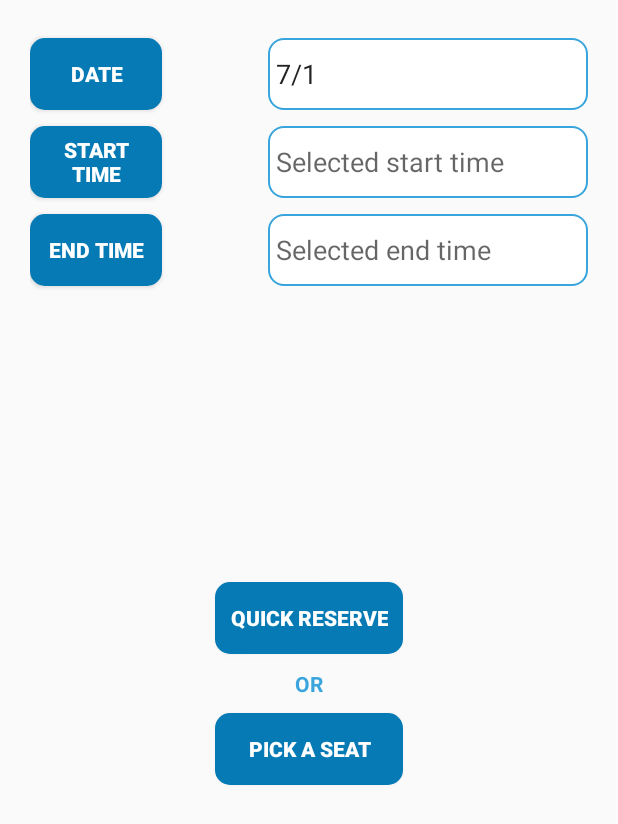
After one commit to EmVilleda/ATT-QuickReserve, an Android app: the DateTimeActivity screen opened directly, with no data from a screen before it, on a phone screen of 412 x 824 dp. The commit adds this screen. Shown: the top 824 px of the screen. Run offline under Robolectric (Android 15) with nearby library versions, the phone set to English and light mode, and no system bars.

Commit message:
date time screen added

```diff
--- /dev/null
+++ b/QuickReserve/app/src/main/java/quickreserve/app/DateTimeActivity.java
@@ -0,0 +1,217 @@
+package quickreserve.app;
+
+import android.app.Activity;
+import android.app.Dialog;
+import android.app.DialogFragment;
+import android.app.TimePickerDialog;
+import android.content.Intent;
+import android.os.Bundle;
+import android.text.format.DateFormat;
+import android.util.Log;
+import android.view.Menu;
+import android.view.MenuItem;
+import android.view.View;
+import android.widget.Button;
+import android.widget.CalendarView;
+import android.widget.EditText;
+import android.widget.RelativeLayout;
+import android.widget.TimePicker;
+import android.widget.Toast;
+
+import java.util.Calendar;
+import java.util.Date;
+
+public class DateTimeActivity extends Activity {
+
+    private Button mDateButton;
+    private Button mStartTimeButton;
+    private Button mEndTimeButton;
+    private Button mQuickReserveButton;
+    private Button mPickSeatButton;
+    private EditText mSelectedDate;
+    private static EditText mSelectedStartTime;
+    private static EditText mSelectedEndTime;
+    private RelativeLayout mChoiceLayout;
+    private CalendarView mCalendarView;
+    private String tempDate;
+    private Calendar calendar;
+    private static int timeButtonflag;
+    private static int hour_start;
+    private static int min_start;
+    private static int hour_end;
+    private static int min_end;
+    private int tempID;
+
+    @Override
+    protected void onCreate(Bundle savedInstanceState) {
+        super.onCreate(savedInstanceState);
+        setContentView(R.layout.activity_date_time);
+
+        tempID = getIntent().getIntExtra("tempID", -1);
+        mDateButton = (Button) findViewById(R.id.dateButton);
+        mStartTimeButton = (Button) findViewById(R.id.startTimeButton);
+        mEndTimeButton = (Button) findViewById(R.id.endTimeButton);
+        mQuickReserveButton = (Button) findViewById(R.id.quickReserveButton);
+        mPickSeatButton = (Button) findViewById(R.id.pickSeatButton);
+        mSelectedDate = (EditText) findViewById(R.id.selectedDate);
+        mSelectedStartTime = (EditText) findViewById(R.id.selectedStartTime);
+        mSelectedEndTime = (EditText) findViewById(R.id.selectedEndTime);
+        mChoiceLayout = (RelativeLayout) findViewById(R.id.choiceLayout);
+        mCalendarView = (CalendarView) findViewById(R.id.calendarView);
+        calendar = Calendar.getInstance();
+        calendar.setTimeInMillis(System.currentTimeMillis());
+        mSelectedDate.setText((calendar.get(Calendar.MONTH) + 1)+ "/" + calendar.get(Calendar.DAY_OF_MONTH));
+        timeButtonflag = -1;
+
+        mDateButton.setOnClickListener(new View.OnClickListener() {
+            @Override
+            public void onClick(View view) {
+                mCalendarView.setVisibility(View.VISIBLE);
+                mChoiceLayout.setVisibility(View.GONE);
+            }
+        });
+
+        mCalendarView.setOnDateChangeListener(new CalendarView.OnDateChangeListener() {
+            @Override
+            public void onSelectedDayChange(CalendarView calendarView, int year, int month, int dayOfMonth) {
+
+                tempDate = (month + 1)  + "/" + dayOfMonth;
+
+                Log.e("test", "onDateChanged");
+                Log.e("test","button: " + mSelectedDate.getText());
+                Log.e("test","temp: " + tempDate);
+
+                if( (!tempDate.trim().equals(mSelectedDate.getText().toString().trim())
+                                    && !mSelectedDate.getText().toString().equals("")))
+
+                {
+                    mCalendarView.setVisibility(View.GONE);
+                    mChoiceLayout.setVisibility(View.VISIBLE);
+                }
+                mSelectedDate.setText(tempDate);
+            }
+        });
+
+        mStartTimeButton.setOnClickListener(new View.OnClickListener() {
+            @Override
+            public void onClick(View view) {
+
+                timeButtonflag = 1;
+                DialogFragment newFragment = new TimePickerFragment();
+                newFragment.show(getFragmentManager(), "timePicker");
+
+            }
+        });
+
+        mEndTimeButton.setOnClickListener(new View.OnClickListener() {
+            @Override
+            public void onClick(View view) {
+                timeButtonflag = 2;
+                DialogFragment newFragment = new TimePickerFragment();
+                newFragment.show(getFragmentManager(), "timePicker");
+
+            }
+        });
+
+        mPickSeatButton.setOnClickListener(new View.OnClickListener() {
+            @Override
+            public void onClick(View view) {
+                Intent intent = new Intent(getApplicationContext(), MapActivity.class);
+                intent.putExtra("hour_start", hour_start);
+                intent.putExtra("min_start", min_start);
+                intent.putExtra("hour_end", hour_end);
+                intent.putExtra("min_end", min_end);
+                intent.putExtra("tempID", tempID);
+                startActivity(intent);
+
+            }
+        });
+    }
+
+    public static int getTimeButtonflag() {
+        return timeButtonflag;
+    }
+
+    @Override
+    public boolean onCreateOptionsMenu(Menu menu) {
+        // Inflate the menu; this adds items to the action bar if it is present.
+        getMenuInflater().inflate(R.menu.date_time, menu);
+        return true;
+    }
+
+    @Override
+    public boolean onOptionsItemSelected(MenuItem item) {
+        // Handle action bar item clicks here. The action bar will
+        // automatically handle clicks on the Home/Up button, so long
+        // as you specify a parent activity in AndroidManifest.xml.
+        int id = item.getItemId();
+        if (id == R.id.action_settings) {
+            return true;
+        }
+        return super.onOptionsItemSelected(item);
+    }
+
+    public static class TimePickerFragment extends DialogFragment
+            implements TimePickerDialog.OnTimeSetListener {
+
+        @Override
+        public Dialog onCreateDialog(Bundle savedInstanceState) {
+            // Use the current time as the default values for the picker
+            final Calendar c = Calendar.getInstance();
+            int hour = c.get(Calendar.HOUR_OF_DAY);
+            int minute = c.get(Calendar.MINUTE);
+
+
+
+            // Create a new instance of TimePickerDialog and return it
+            return new TimePickerDialog(getActivity(), this, hour, minute,
+                    DateFormat.is24HourFormat(getActivity()));
+        }
+
+        public void onTimeSet(TimePicker view, int hourOfDay, int minute) {
+            // Do something with the time chosen by the user
+            StringBuilder sb = new StringBuilder();
+            if(hourOfDay%12 < 10)
+            {
+                if(hourOfDay == 12)
+                {
+                    sb.append(hourOfDay).append(":");
+                }
+                else
+                    sb.append("0").append(hourOfDay%12).append(":");
+
+            }
+            else
+                sb.append(hourOfDay%12).append(":");
+
+            if(minute < 10)
+            {
+                sb.append("0").append(minute + " ");
+            }
+            else
+                sb.append(minute + " ");
+
+            if (hourOfDay%24 >= 12 )
+            {
+                sb.append("PM");
+
+            }
+            else
+                sb.append("AM");
+
+
+            if(getTimeButtonflag() == 1)
+            {
+                mSelectedStartTime.setText(sb.toString());
+                hour_start = hourOfDay;
+                min_start = minute;
+            }
+            else if(getTimeButtonflag() == 2)
+            {
+                mSelectedEndTime.setText(sb.toString());
+                hour_end = hourOfDay;
+                min_end = minute;
+            }
+        }
+    }
+}
--- a/QuickReserve/app/src/main/java/quickreserve/app/LoginActivity.java
+++ b/QuickReserve/app/src/main/java/quickreserve/app/LoginActivity.java
@@ -68,7 +68,7 @@ public class LoginActivity extends Activity implements Animation.AnimationListen
                 }
                 else
                 {
-                    Intent intent = new Intent(context, MapActivity.class);
+                    Intent intent = new Intent(context, DateTimeActivity.class);
                     intent.putExtra("ID", tempID);
                     startActivity(intent);
 
--- /dev/null
+++ b/QuickReserve/app/src/main/res/layout/activity_date_time.xml
@@ -0,0 +1,166 @@
+<FrameLayout
+    android:layout_width="match_parent"
+    android:layout_height="match_parent"
+    xmlns:android="http://schemas.android.com/apk/res/android"
+    >
+
+    <CalendarView
+        android:layout_width="match_parent"
+        android:layout_height="match_parent"
+        android:id="@+id/calendarView"
+        android:visibility="gone"
+        android:showWeekNumber="false"
+        android:selectedWeekBackgroundColor="@color/orange_highlight"
+        android:focusable="true"
+        android:clickable="true"
+        android:weekNumberColor="@color/blue"
+        android:weekSeparatorLineColor="@color/blue" />
+
+    <RelativeLayout
+        android:layout_width="fill_parent"
+        android:layout_height="fill_parent"
+        android:padding="20dp"
+        android:id="@+id/choiceLayout"
+        android:focusable="false"
+        android:focusableInTouchMode="false">
+
+        <EditText
+            android:layout_width="wrap_content"
+            android:layout_height="wrap_content"
+            android:ems="10"
+            android:id="@+id/selectedDate"
+            android:layout_alignParentRight="true"
+            android:layout_alignParentEnd="true"
+            android:layout_alignBottom="@+id/dateButton"
+            android:hint="@string/selectedDate"
+            android:background="@drawable/border"
+            android:layout_alignTop="@+id/dateButton"
+            android:padding="5dp"
+            android:clickable="false"
+            android:editable="false"/>
+
+        <EditText
+            android:layout_width="wrap_content"
+            android:layout_height="wrap_content"
+            android:ems="10"
+            android:id="@+id/selectedStartTime"
+            android:layout_alignParentRight="true"
+            android:layout_alignParentEnd="true"
+            android:layout_alignBottom="@+id/startTimeButton"
+            android:hint="@string/selectedStartTime"
+            android:layout_alignTop="@+id/startTimeButton"
+            android:background="@drawable/border"
+            android:padding="5dp"
+            android:clickable="false"
+            android:editable="false"/>
+
+        <Button
+            android:layout_width="wrap_content"
+            android:layout_height="wrap_content"
+            android:text="@string/date"
+            android:id="@+id/dateButton"
+            android:layout_alignParentTop="true"
+            android:layout_alignParentLeft="true"
+            android:layout_alignParentStart="true"
+            android:layout_alignRight="@+id/startTimeButton"
+            android:layout_alignEnd="@+id/startTimeButton"
+            style="@style/MyButton"
+            android:layout_marginTop="5dp"
+            android:layout_marginBottom="5dp"
+            android:textColor="@color/white"
+            android:textStyle="bold" />
+
+        <Button
+            android:layout_width="wrap_content"
+            android:layout_height="wrap_content"
+            android:text="@string/startTime"
+            android:id="@+id/startTimeButton"
+            android:layout_below="@+id/dateButton"
+            android:layout_alignParentLeft="true"
+            android:layout_alignParentStart="true"
+            android:layout_alignRight="@+id/endTimeButton"
+            android:layout_alignEnd="@+id/endTimeButton"
+            style="@style/MyButton"
+            android:layout_marginTop="5dp"
+            android:layout_marginBottom="5dp"
+            android:padding="5dp"
+            android:textColor="@color/white"
+            android:textStyle="bold" />
+
+        <Button
+            android:layout_width="wrap_content"
+            android:layout_height="wrap_content"
+            android:text="@string/endTime"
+            android:id="@+id/endTimeButton"
+            android:layout_below="@+id/startTimeButton"
+            android:layout_alignParentLeft="true"
+            android:layout_alignParentStart="true"
+            style="@style/MyButton"
+            android:layout_marginTop="5dp"
+            android:layout_marginBottom="5dp"
+            android:padding="10dp"
+            android:textStyle="bold"
+            android:textColor="@color/white" />
+
+        <EditText
+            android:layout_width="wrap_content"
+            android:layout_height="wrap_content"
+            android:ems="10"
+            android:id="@+id/selectedEndTime"
+            android:layout_alignBottom="@+id/endTimeButton"
+            android:layout_alignParentRight="true"
+            android:layout_alignParentEnd="true"
+            android:hint="@string/selectedEndTime"
+            android:layout_alignTop="@+id/endTimeButton"
+            android:background="@drawable/border"
+            android:padding="5dp"
+            android:clickable="false"
+            android:editable="false"/>
+
+        <Button
+            android:layout_width="wrap_content"
+            android:layout_height="wrap_content"
+            android:text="@string/quickReserve"
+            android:id="@+id/quickReserveButton"
+            android:layout_centerVertical="true"
+            android:layout_centerHorizontal="true"
+            android:background="@drawable/my_button"
+            android:textColor="@color/white"
+            android:padding="10dp"
+            android:textStyle="bold" />
+
+        <Button
+            android:layout_width="wrap_content"
+            android:layout_height="wrap_content"
+            android:text="@string/pickaSeat"
+            android:id="@+id/pickSeatButton"
+            android:background="@drawable/my_button"
+            android:textColor="@color/white"
+            android:padding="10dp"
+            android:textStyle="bold"
+            android:layout_below="@+id/orTextView"
+            android:layout_alignLeft="@+id/orTextView"
+            android:layout_alignStart="@+id/orTextView"
+            android:layout_alignRight="@+id/orTextView"
+            android:layout_alignEnd="@+id/orTextView" />
+
+        <TextView
+            android:layout_width="wrap_content"
+            android:layout_height="wrap_content"
+            android:text="@string/or"
+            android:id="@+id/orTextView"
+            android:padding="10dp"
+            android:textAlignment="center"
+            android:textColor="@color/blue_highlight"
+            android:textStyle="bold"
+            android:gravity="center"
+            android:layout_below="@+id/quickReserveButton"
+            android:layout_alignRight="@+id/quickReserveButton"
+            android:layout_alignEnd="@+id/quickReserveButton"
+            android:layout_alignLeft="@+id/quickReserveButton"
+            android:layout_alignStart="@+id/quickReserveButton" />
+
+    </RelativeLayout>
+
+
+    </FrameLayout>
--- /dev/null
+++ b/QuickReserve/app/src/main/res/menu/date_time.xml
@@ -0,0 +1,5 @@
+<menu xmlns:android="http://schemas.android.com/apk/res/android"
+    xmlns:tools="http://schemas.android.com/tools"
+    tools:context="quickreserve.app.DateTimeActivity" >
+
+</menu>
```
Also changed, not shown: QuickReserve/app/src/main/AndroidManifest.xml (+7 -1 lines), QuickReserve/app/src/main/java/quickreserve/app/SectionFragment.java (+11 -28 lines), QuickReserve/app/src/main/res/layout/fragment_section.xml (+4 -15 lines), 1 other file.
